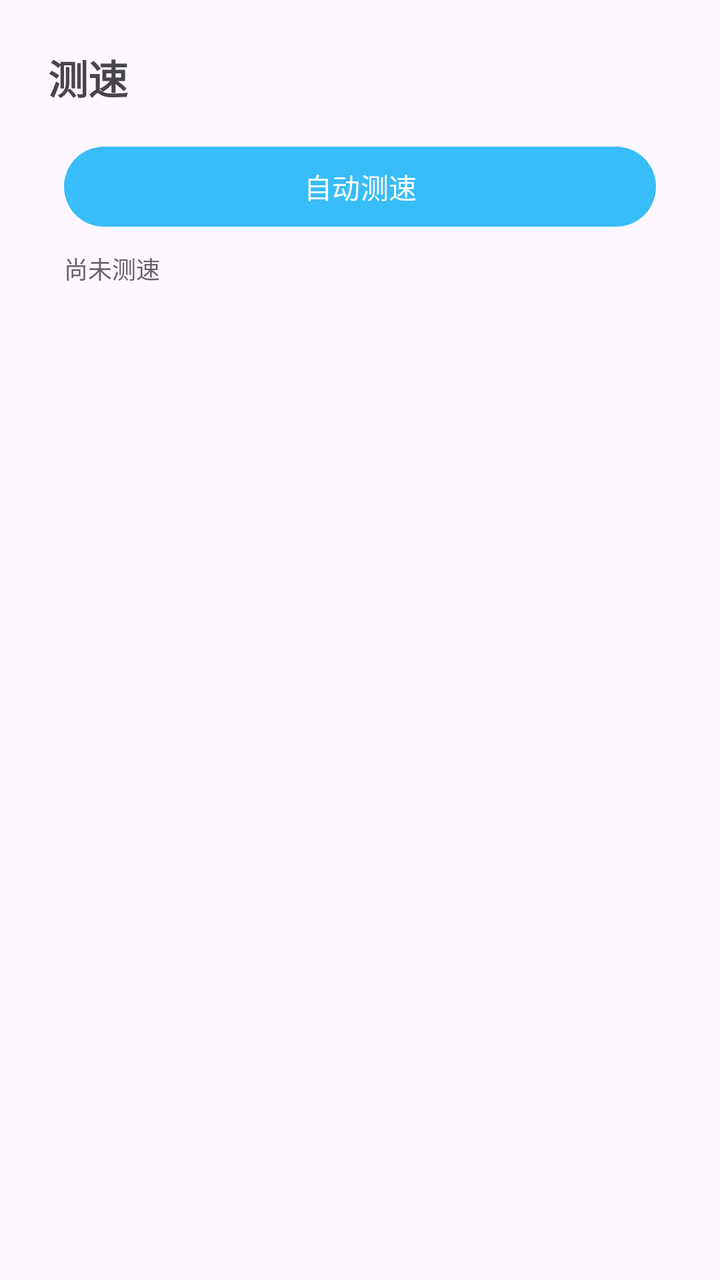
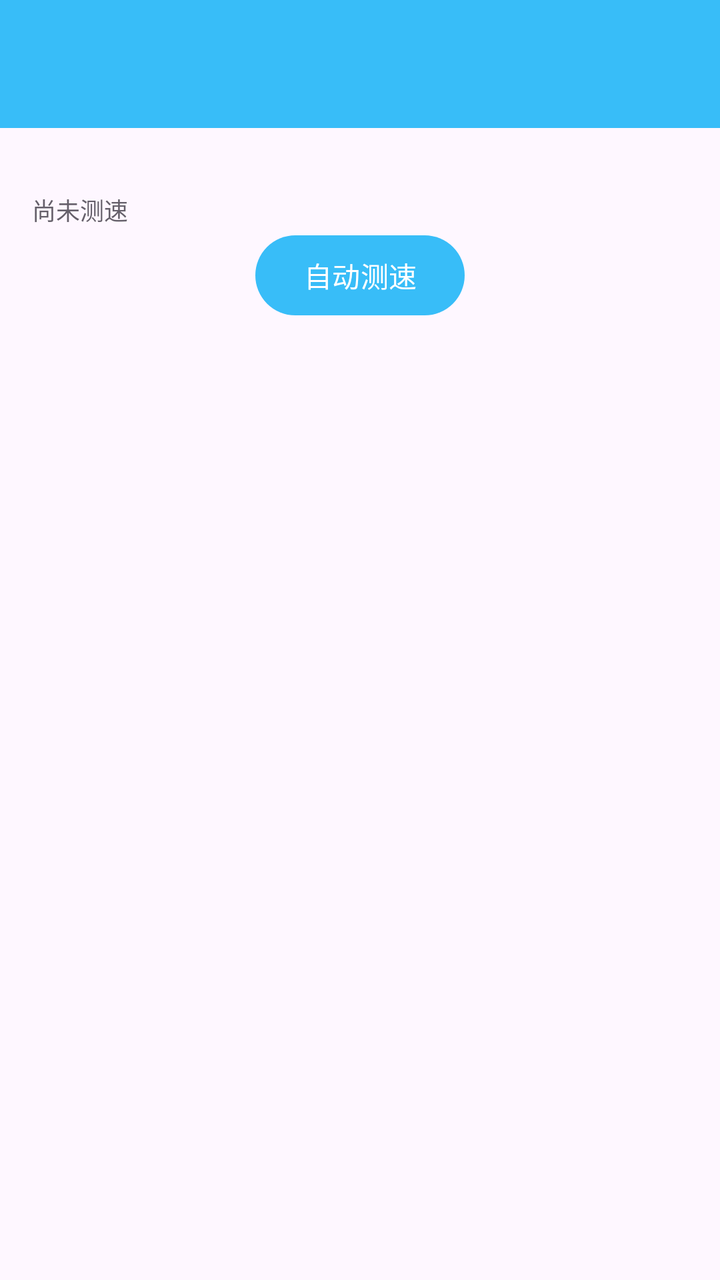

The first picture is an Android layout as it rendered before a commit; the second is the same layout after the commit. The layout source and the unified diff follow.
<!-- AndroidManifest.xml: application theme Theme.FPlus -->
<!-- res/layout/activity_benchmark.xml -->
<?xml version="1.0" encoding="utf-8"?>
<LinearLayout xmlns:android="http://schemas.android.com/apk/res/android"
    android:layout_width="match_parent"
    android:layout_height="match_parent"
    android:orientation="vertical"
    android:padding="24dp">

    <TextView
        android:layout_width="wrap_content"
        android:layout_height="wrap_content"
        android:paddingBottom="16dp"
        android:text="@string/benchmark_option_title"
        android:textSize="20sp"
        android:textStyle="bold" />

    <include layout="@layout/settings_child_benchmark" />
</LinearLayout>
<!-- res/layout/settings_child_benchmark.xml (included above) -->
<?xml version="1.0" encoding="utf-8"?>
<LinearLayout xmlns:android="http://schemas.android.com/apk/res/android"
    android:layout_width="match_parent"
    android:layout_height="wrap_content"
    android:orientation="vertical"
    android:paddingStart="8dp"
    android:paddingEnd="8dp"
    android:paddingBottom="8dp">

    <Button
        android:id="@+id/btn_benchmark"
        android:layout_width="match_parent"
        android:layout_height="wrap_content"
        android:text="@string/btn_benchmark"
        android:textSize="14sp" />

    <TextView
        android:id="@+id/benchmark_result"
        android:layout_width="match_parent"
        android:layout_height="wrap_content"
        android:layout_marginTop="8dp"
        android:alpha="0.85"
        android:text="@string/benchmark_placeholder"
        android:textSize="12sp" />
</LinearLayout>
<!-- resources referenced by this layout -->
<resources>
  <string name="benchmark_option_title">测速</string>
  <string name="benchmark_placeholder">尚未测速</string>
  <string name="btn_benchmark">自动测速</string>
  <style name="Theme.FPlus" parent="Base.Theme.FPlus" />
  <style name="Base.Theme.FPlus" parent="Theme.Material3.DayNight.NoActionBar">
          <item name="colorPrimary">@color/accent</item>
  
          
          <item name="shapeAppearanceCornerExtraSmall">@style/ShapeAppearance.FPlus.NoCorner</item>
          <item name="shapeAppearanceCornerSmall">@style/ShapeAppearance.FPlus.NoCorner</item>
          <item name="shapeAppearanceCornerMedium">@style/ShapeAppearance.FPlus.NoCorner</item>
          <item name="shapeAppearanceCornerLarge">@style/ShapeAppearance.FPlus.NoCorner</item>
          <item name="shapeAppearanceCornerExtraLarge">@style/ShapeAppearance.FPlus.NoCorner</item>
      </style>
  <color name="accent">#38BDF8</color>
  <style name="ShapeAppearance.FPlus.NoCorner" parent="ShapeAppearance.Material3.Corner.Small">
          <item name="cornerFamily">rounded</item>
          <item name="cornerSize">0dp</item>
      </style>
</resources>

<!-- the commit's change to res/layout/activity_benchmark.xml (unified diff, before → after) -->
@@ -2,16 +2,15 @@
 <LinearLayout xmlns:android="http://schemas.android.com/apk/res/android"
     android:layout_width="match_parent"
     android:layout_height="match_parent"
-    android:orientation="vertical"
-    android:padding="24dp">
+    android:orientation="vertical">
 
-    <TextView
-        android:layout_width="wrap_content"
-        android:layout_height="wrap_content"
-        android:paddingBottom="16dp"
-        android:text="@string/benchmark_option_title"
-        android:textSize="20sp"
-        android:textStyle="bold" />
+    <androidx.appcompat.widget.Toolbar
+        android:id="@+id/toolbar"
+        android:layout_width="match_parent"
+        android:layout_height="?attr/actionBarSize"
+        android:background="?attr/colorPrimary"
+        android:title="@string/benchmark_option_title"
+        android:titleTextColor="@android:color/white" />
 
     <include layout="@layout/settings_child_benchmark" />
 </LinearLayout>
@@ -21,23 +20,21 @@
     android:layout_width="match_parent"
     android:layout_height="wrap_content"
     android:orientation="vertical"
-    android:paddingStart="8dp"
-    android:paddingEnd="8dp"
-    android:paddingBottom="8dp">
-
-    <Button
-        android:id="@+id/btn_benchmark"
-        android:layout_width="match_parent"
-        android:layout_height="wrap_content"
-        android:text="@string/btn_benchmark"
-        android:textSize="14sp" />
+    android:padding="16dp">
 
     <TextView
         android:id="@+id/benchmark_result"
         android:layout_width="match_parent"
         android:layout_height="wrap_content"
-        android:layout_marginTop="8dp"
+        android:layout_marginTop="16dp"
         android:alpha="0.85"
         android:text="@string/benchmark_placeholder"
         android:textSize="12sp" />
+    <Button
+        android:id="@+id/btn_benchmark"
+        android:layout_width="wrap_content"
+        android:layout_height="wrap_content"
+        android:layout_gravity="center_horizontal"
+        android:text="@string/btn_benchmark" />
+
 </LinearLayout>
